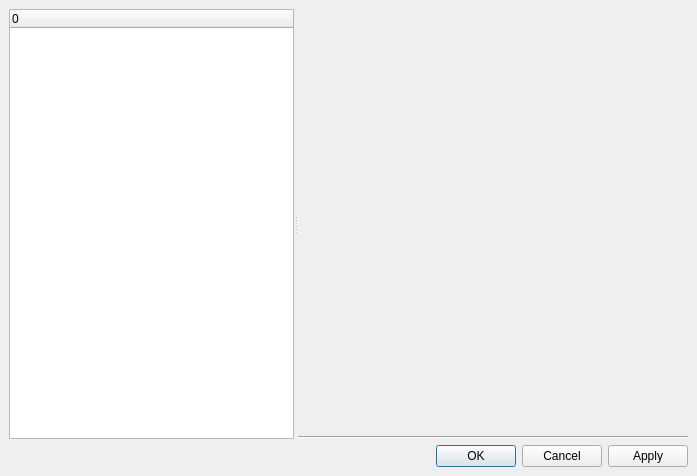
The window that ground/openpilotgcs/src/plugins/coreplugin/dialogs/settingsdialog.ui (openpilot/OpenPilot) describes before a commit, drawn with Qt 5.
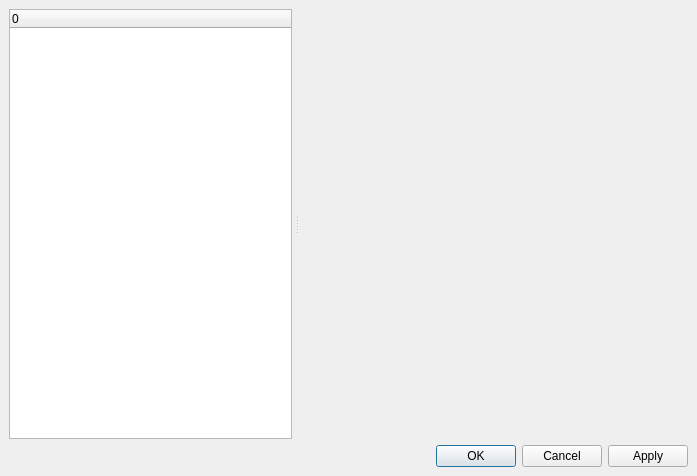
The same window after the commit.

Commit message: OP-833 gcs options dialog polishing: - increased width of splitter handle from default (6) to 9 - removed bottom Line widget

Diff of the .ui file:
```diff
--- a/ground/openpilotgcs/src/plugins/coreplugin/dialogs/settingsdialog.ui
+++ b/ground/openpilotgcs/src/plugins/coreplugin/dialogs/settingsdialog.ui
@@ -25,6 +25,9 @@
      <property name="orientation">
       <enum>Qt::Horizontal</enum>
      </property>
+     <property name="handleWidth">
+      <number>9</number>
+     </property>
      <widget class="QTreeWidget" name="pageTree">
       <property name="sizePolicy">
        <sizepolicy hsizetype="Expanding" vsizetype="Expanding">
@@ -59,13 +62,6 @@
          </property>
         </widget>
        </item>
-       <item>
-        <widget class="Line" name="line">
-         <property name="orientation">
-          <enum>Qt::Horizontal</enum>
-         </property>
-        </widget>
-       </item>
       </layout>
      </widget>
     </widget>
```
